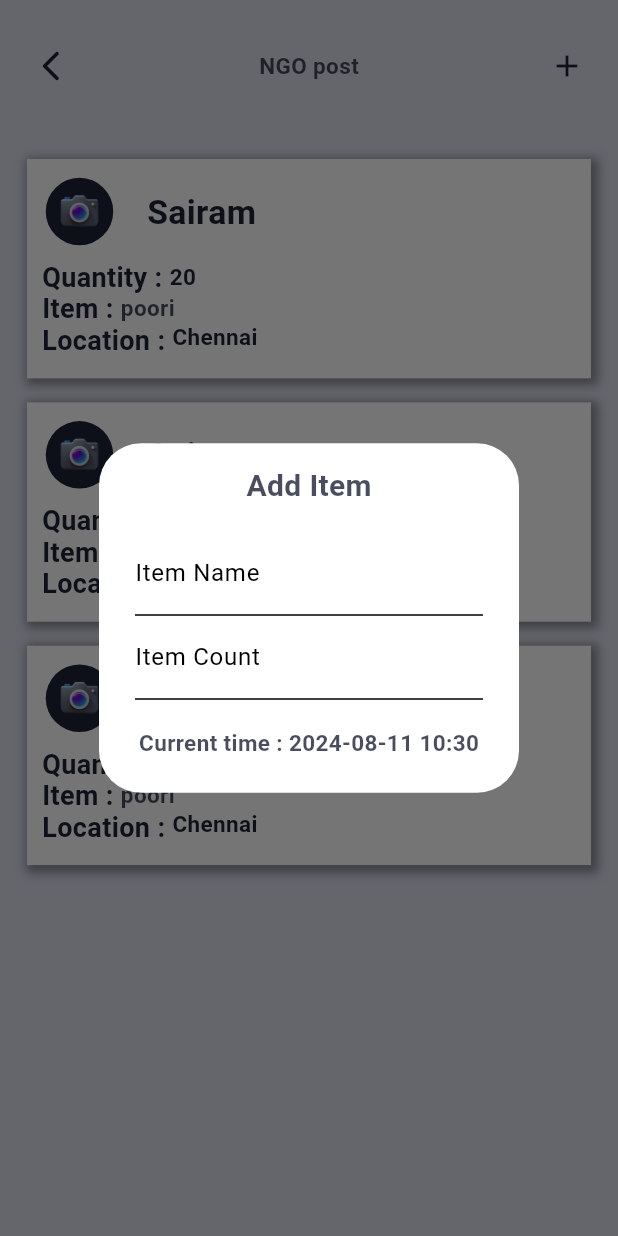
After one commit to shiva396/annam, a Flutter app: the CanteenNgo screen opened directly, after a tap on the "add" icon, on a phone screen of 412 x 824 dp. The commit adds this screen. Run offline on Flutter 3.47's test engine with Material 3 defaults, Android fonts, the phone set to English and light mode, and no system bars; our stand-ins replace calendar_date_picker2, cloud_firestore, firebase_auth, firebase_core, firebase_storage, flutter_rating_bar and 6 more; accounts and stored records are empty; generated files the repository leaves out were written again; Roboto replaces fonts that are missing (Nato).

Commit message:
NGO page panniten

```diff
--- /dev/null
+++ b/lib/canteen/canteen NGO/card_model.dart
@@ -0,0 +1,121 @@
+import 'package:flutter/material.dart';
+import 'package:flutter/src/widgets/framework.dart';
+import 'package:flutter_riverpod/flutter_riverpod.dart';
+import 'package:projrect_annam/utils/color_data.dart';
+import 'package:projrect_annam/utils/custom_network_image.dart';
+import 'package:projrect_annam/utils/custom_text.dart';
+import 'package:projrect_annam/utils/size_data.dart';
+
+class CanteenNgoCardModel extends ConsumerWidget {
+  CanteenNgoCardModel(
+      {this.collegename,
+      required this.item,
+      required this.quantity,
+      this.location});
+
+  final String? collegename;
+  final String item;
+  final int quantity;
+  final String? location;
+
+  @override
+  Widget build(BuildContext context, WidgetRef ref) {
+    CustomSizeData sizeData = CustomSizeData.from(context);
+    double height = sizeData.height;
+    double width = sizeData.width;
+    CustomColorData colorData = CustomColorData.from(ref);
+    return Padding(
+      padding: const EdgeInsets.all(8.0),
+      child: Container(
+        decoration:
+            BoxDecoration(color: colorData.secondaryColor(1), boxShadow: [
+          BoxShadow(
+              color: Colors.black38,
+              offset: Offset(2, 2),
+              spreadRadius: 3,
+              blurRadius: 5)
+        ]),
+        child: Padding(
+          padding: const EdgeInsets.all(10.0),
+          child: Column(
+            crossAxisAlignment: CrossAxisAlignment.start,
+            mainAxisAlignment: MainAxisAlignment.spaceBetween,
+            children: [
+              Row(
+                mainAxisAlignment: MainAxisAlignment.start,
+                children: [
+                  CustomNetworkImage(
+                    size: 50,
+                    radius: 50,
+                  ),
+                  SizedBox(
+                    width: 20,
+                  ),
+                  Expanded(
+                    child: CustomText(
+                        text: collegename ?? "Sairam",
+                        size: sizeData.superHeader,
+                        color: colorData.fontColor(1)),
+                  ),
+                ],
+              ),
+              SizedBox(
+                height: height * 0.01,
+              ),
+              Row(
+                children: [
+                  CustomText(
+                    text: "Quantity : ",
+                    color: colorData.fontColor(1),
+                    size: sizeData.subHeader,
+                  ),
+                  CustomText(
+                    text: quantity.toString(),
+                    color: colorData.fontColor(1),
+                    size: sizeData.regular,
+                  )
+                ],
+              ),
+              Row(
+                children: [
+                  CustomText(
+                    text: "Item : ",
+                    color: colorData.fontColor(1),
+                    size: sizeData.subHeader,
+                  ),
+                  CustomText(
+                    text: item,
+                    size: sizeData.regular,
+                  )
+                ],
+              ),
+              Wrap(
+                children: [
+                  CustomText(
+                    text: "Location : ",
+                    color: colorData.fontColor(1),
+                    size: sizeData.subHeader,
+                  ),
+                  SizedBox(
+                    height: 10,
+                  ),
+                  CustomText(
+                    color: colorData.fontColor(1),
+                    text: location ?? "Chennai",
+                    maxLine: 3,
+                    size: sizeData.regular,
+                    align: TextAlign.justify,
+                  )
+                ],
+              ),
+              SizedBox(
+                height: 5,
+              ),
+
+            ],
+          ),
+        ),
+      ),
+    );
+  }
+}
--- /dev/null
+++ b/lib/canteen/canteen NGO/ngo.dart
@@ -0,0 +1,106 @@
+import 'package:flutter/material.dart';
+import 'package:flutter/services.dart';
+import 'package:flutter_riverpod/flutter_riverpod.dart';
+import 'package:projrect_annam/canteen/canteen%20NGO/card_model.dart';
+import 'package:projrect_annam/utils/custom_text.dart';
+
+class CanteenNgo extends ConsumerStatefulWidget {
+  const CanteenNgo({super.key});
+
+  @override
+  ConsumerState<CanteenNgo> createState() => _CanteenNgoState();
+}
+
+class _CanteenNgoState extends ConsumerState<CanteenNgo> {
+  void _createPost(context) {
+    TextEditingController itemnamecontroller = TextEditingController();
+    TextEditingController itemcountcontroller = TextEditingController();
+    DateTime timenow = DateTime.now();
+
+    showDialog(
+        context: context,
+        builder: (BuildContext context) {
+          return AlertDialog(
+            content: Column(
+              mainAxisSize: MainAxisSize.min,
+              children: [
+                CustomText(
+                  text: 'Add Item',
+                  size: 20,
+                ),
+                SizedBox(
+                  height: 20,
+                ),
+                TextField(
+                  controller: itemnamecontroller,
+                  decoration: InputDecoration(label: Text("Item Name")),
+                ),
+                TextField(
+                  controller: itemcountcontroller,
+                  decoration: InputDecoration(label: Text("Item Count")),
+                ),
+                SizedBox(
+                  height: 20,
+                ),
+                CustomText(
+                    text:
+                        "Current time : ${timenow.toString().substring(0, timenow.toString().length - 7)}")
+              ],
+            ),
+          );
+        });
+  }
+
+  List<List<String>> val = [
+    ["poori", "20"],
+    ["poori", "20"],
+    ["poori", "20"],
+  ];
+
+  @override
+  Widget build(BuildContext context) {
+    return Scaffold(
+      body: SafeArea(
+          child: Padding(
+        padding: const EdgeInsets.symmetric(horizontal: 10),
+        child: Column(
+          children: [
+            SizedBox(
+              height: 20,
+            ),
+            //Act as app bar
+            Row(
+              mainAxisAlignment: MainAxisAlignment.spaceBetween,
+              children: [
+                IconButton(
+                    onPressed: () {},
+                    icon: Icon(Icons.arrow_back_ios_new_rounded)),
+                CustomText(text: "NGO post"),
+                IconButton(
+                    onPressed: () {
+                      _createPost(context);
+                    },
+                    icon: Icon(Icons.add))
+              ],
+            ),
+
+            SizedBox(
+              height: 30,
+            ),
+            SizedBox(
+              height: 500,
+              child: ListView.builder(
+                  itemCount: val.length,
+                  itemBuilder: (context, index) {
+                    return CanteenNgoCardModel(
+                      item: val[index][0],
+                      quantity: int.parse(val[index][1]),
+                    );
+                  }),
+            )
+          ],
+        ),
+      )),
+    );
+  }
+}
--- a/lib/students/more/more.dart
+++ b/lib/students/more/more.dart
@@ -1,5 +1,6 @@
 import 'package:flutter/material.dart';
 import 'package:flutter_riverpod/flutter_riverpod.dart';
+import 'package:projrect_annam/canteen/canteen%20NGO/ngo.dart';
 import 'package:projrect_annam/const/image_const.dart';
 import 'package:projrect_annam/const/static_data.dart';
 import 'package:projrect_annam/students/more/about_us.dart';
@@ -140,6 +141,7 @@ class _MoreViewState extends ConsumerState<MoreView> {
                               case "5":
                                 break;
                               case "6":
+                                context.push(CanteenNgo());
                                 break;
 
                               default:
```
Also changed, not shown: lib/canteen/canteen cattle/cattle.dart (added).
